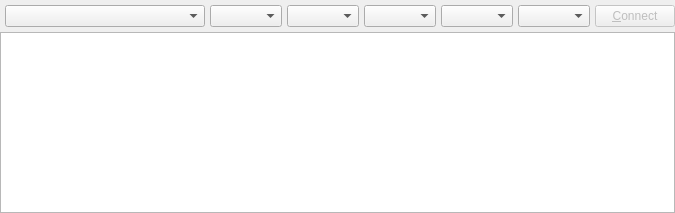
The window that src/ui/consoletab.ui (solaristhesun/superterm) describes before a commit, drawn with Qt 5.
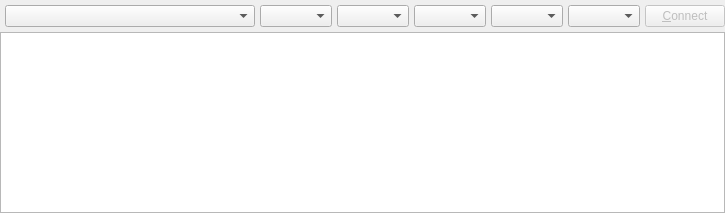
The same window after the commit. Custom widgets are drawn as their Qt base class.

Commit message: implemented minimum size for port combobox

```diff
--- a/src/ui/consoletab.ui
+++ b/src/ui/consoletab.ui
@@ -72,7 +72,7 @@
        <widget class="CPortsComboBox" name="comboPorts">
         <property name="minimumSize">
          <size>
-          <width>200</width>
+          <width>250</width>
           <height>0</height>
          </size>
         </property>
```
